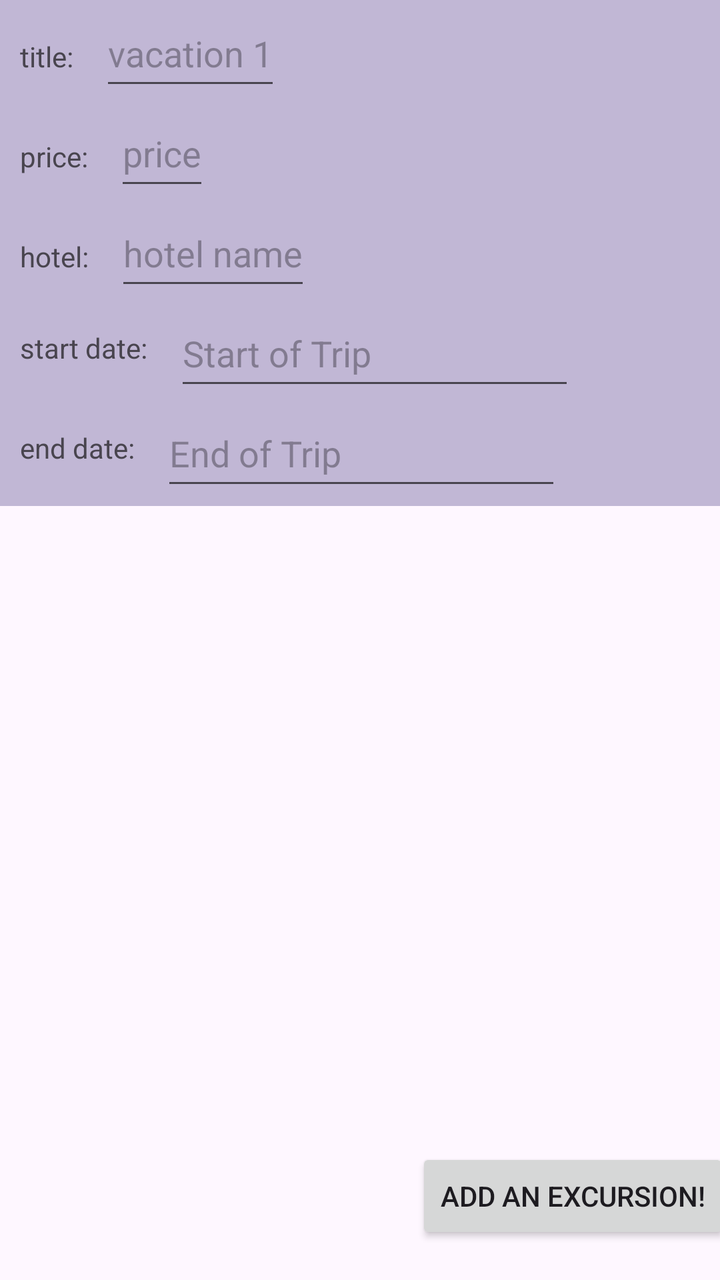
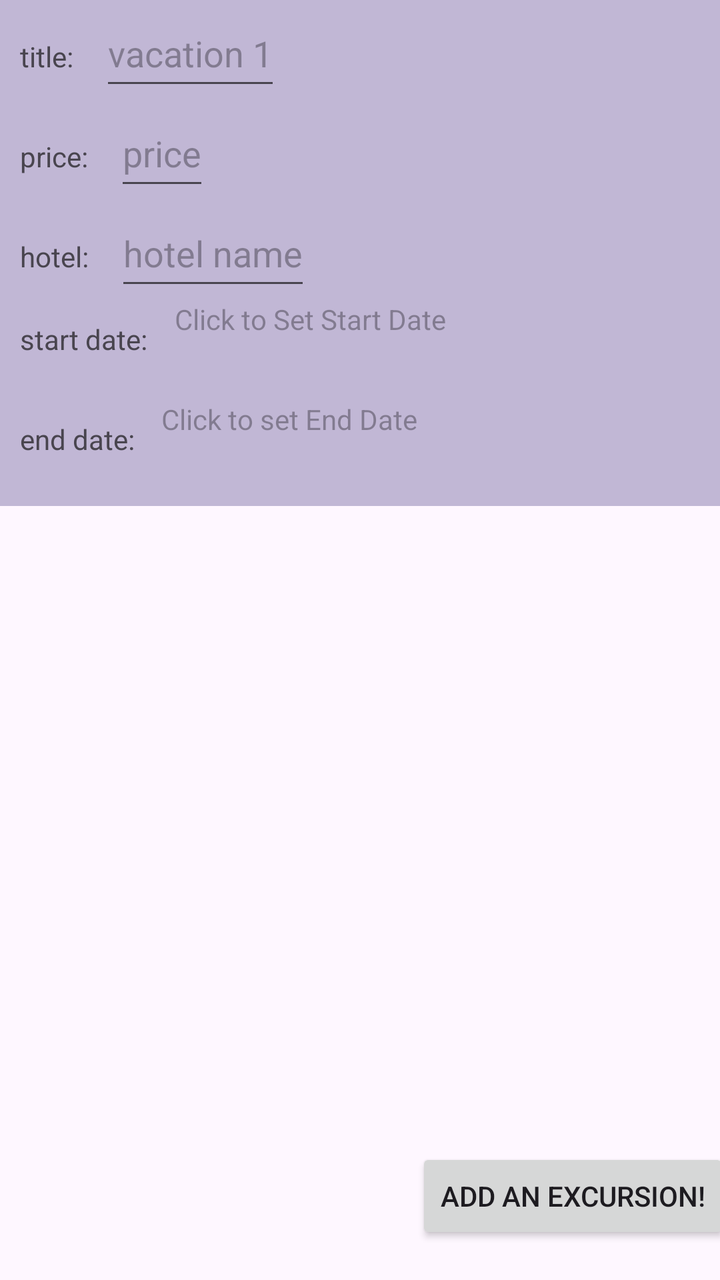

Before-and-after screenshots of an Android layout around one commit, followed by the original layout XML and the change that was made.
<!-- AndroidManifest.xml: application theme Theme.D308_PA -->
<!-- res/layout/activity_vacation_details.xml -->
<?xml version="1.0" encoding="utf-8"?>
<androidx.constraintlayout.widget.ConstraintLayout xmlns:android="http://schemas.android.com/apk/res/android"
    xmlns:app="http://schemas.android.com/apk/res-auto"
    xmlns:tools="http://schemas.android.com/tools"
    android:id="@+id/main"
    android:layout_width="match_parent"
    android:layout_height="match_parent"
    tools:context=".UI.VacationDetails">

    <ScrollView
        android:id="@+id/scrollView2"
        android:layout_width="411dp"
        android:layout_height="253dp"
        android:background="#C1B7D5"
        app:layout_constraintLeft_toLeftOf="parent"
        app:layout_constraintTop_toTopOf="parent">

        <LinearLayout
            android:layout_width="match_parent"
            android:layout_height="wrap_content"
            android:orientation="vertical">

            <LinearLayout
                android:layout_width="wrap_content"
                android:layout_height="wrap_content"
                android:orientation="horizontal">

                <TextView
                    android:layout_width="wrap_content"
                    android:layout_height="50dp"
                    android:padding="10dp"
                    android:text="title: "></TextView>

                <EditText
                    android:id="@+id/titletext"
                    android:layout_width="wrap_content"
                    android:layout_height="50dp"
                    android:hint="vacation 1"></EditText>
            </LinearLayout>

            <LinearLayout
                android:layout_width="wrap_content"
                android:layout_height="wrap_content"
                android:orientation="horizontal">

                <TextView
                    android:layout_width="wrap_content"
                    android:layout_height="50dp"
                    android:padding="10dp"
                    android:text="price: "></TextView>

                <EditText
                    android:id="@+id/pricetext"
                    android:layout_width="wrap_content"
                    android:layout_height="50dp"
                    android:hint="price"></EditText>
            </LinearLayout>

            <LinearLayout
                android:layout_width="wrap_content"
                android:layout_height="wrap_content"
                android:orientation="horizontal">

                <TextView
                    android:layout_width="wrap_content"
                    android:layout_height="50dp"
                    android:padding="10dp"
                    android:text="hotel: "></TextView>

                <EditText
                    android:id="@+id/hoteltext"
                    android:layout_width="wrap_content"
                    android:layout_height="50dp"
                    android:hint="hotel name"></EditText>
            </LinearLayout>

            <LinearLayout
                android:layout_width="wrap_content"
                android:layout_height="wrap_content"
                android:orientation="horizontal">

                <TextView
                    android:layout_width="wrap_content"
                    android:layout_height="50dp"
                    android:padding="10dp"
                    android:text="start date: "></TextView>

                <EditText
                    android:id="@+id/startvacationdate"
                    android:layout_width="200dp"
                    android:layout_height="match_parent"
                    android:hint="Start of Trip" />
            </LinearLayout>

            <LinearLayout
                android:layout_width="wrap_content"
                android:layout_height="wrap_content"
                android:orientation="horizontal">

                <TextView
                    android:layout_width="wrap_content"
                    android:layout_height="50dp"
                    android:padding="10dp"
                    android:text="end date: "></TextView>

                <EditText
                    android:id="@+id/endvacationdate"
                    android:layout_width="200dp"
                    android:layout_height="match_parent"
                    android:hint="End of Trip" />
            </LinearLayout>


        </LinearLayout>
    </ScrollView>

    <Button
        android:id="@+id/button2"
        android:layout_width="wrap_content"
        android:layout_height="wrap_content"
        android:layout_marginStart="303dp"
        android:layout_marginTop="601dp"
        android:layout_marginEnd="18dp"
        android:layout_marginBottom="18dp"
        android:text="Add an Excursion!"
        app:layout_constraintBottom_toBottomOf="parent"
        app:layout_constraintEnd_toEndOf="parent"
        app:layout_constraintHorizontal_bias="0.808"
        app:layout_constraintStart_toStartOf="parent"
        app:layout_constraintTop_toTopOf="parent"
        app:layout_constraintVertical_bias="1.0" />

    <androidx.recyclerview.widget.RecyclerView
        android:id="@+id/excursionrecyclerview"
        android:layout_width="409dp"
        android:layout_height="347dp"
        tools:layout_editor_absoluteX="1dp"
        tools:layout_editor_absoluteY="253dp"
        app:layout_constraintTop_toBottomOf="@id/scrollView2"
        app:layout_constraintLeft_toLeftOf="parent"/>

</androidx.constraintlayout.widget.ConstraintLayout>
<!-- resources referenced by this layout -->
<resources>
  <style name="Theme.D308_PA" parent="Base.Theme.D308_PA" />
  <style name="Base.Theme.D308_PA" parent="Theme.Material3.DayNight">
          
          
      </style>
</resources>

<!-- the commit's change to res/layout/activity_vacation_details.xml (unified diff, before → after) -->
@@ -85,11 +85,11 @@
                     android:padding="10dp"
                     android:text="start date: "></TextView>
 
-                <EditText
+                <TextView
                     android:id="@+id/startvacationdate"
                     android:layout_width="200dp"
                     android:layout_height="match_parent"
-                    android:hint="Start of Trip" />
+                    android:hint="Click to Set Start Date" />
             </LinearLayout>
 
             <LinearLayout
@@ -103,11 +103,11 @@
                     android:padding="10dp"
                     android:text="end date: "></TextView>
 
-                <EditText
+                <TextView
                     android:id="@+id/endvacationdate"
                     android:layout_width="200dp"
                     android:layout_height="match_parent"
-                    android:hint="End of Trip" />
+                    android:hint="Click to set End Date" />
             </LinearLayout>
 
 
